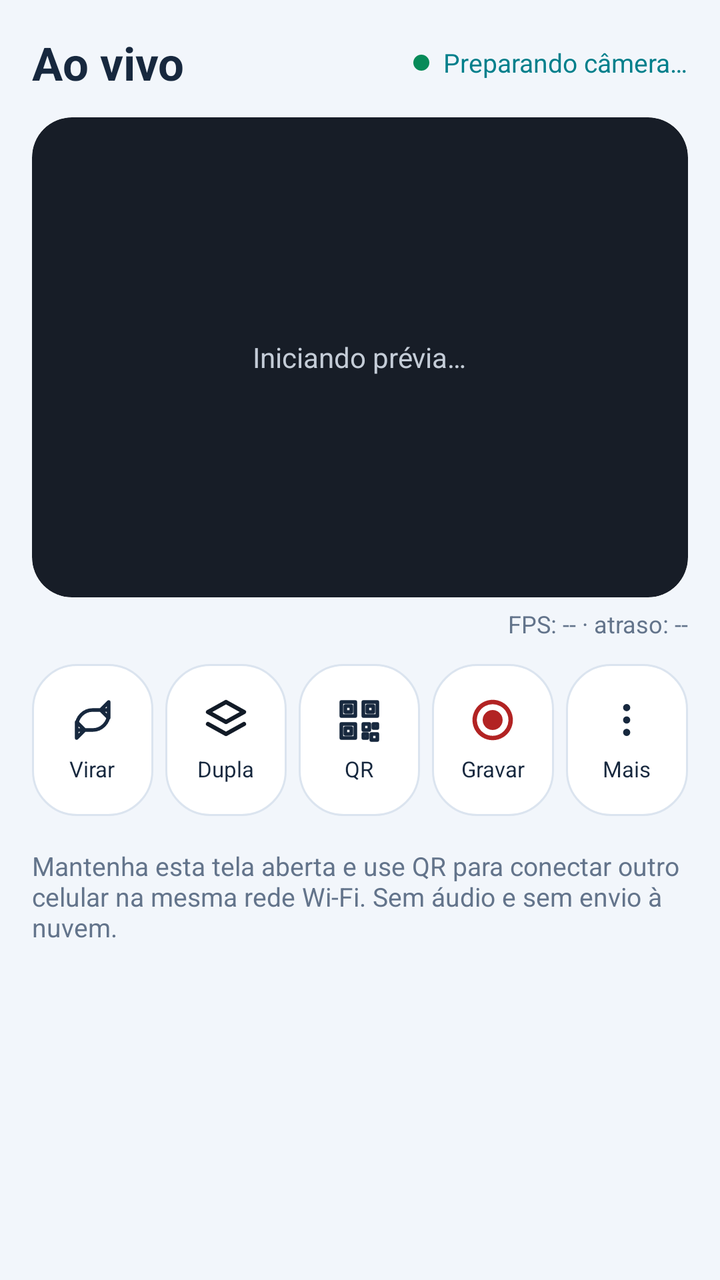
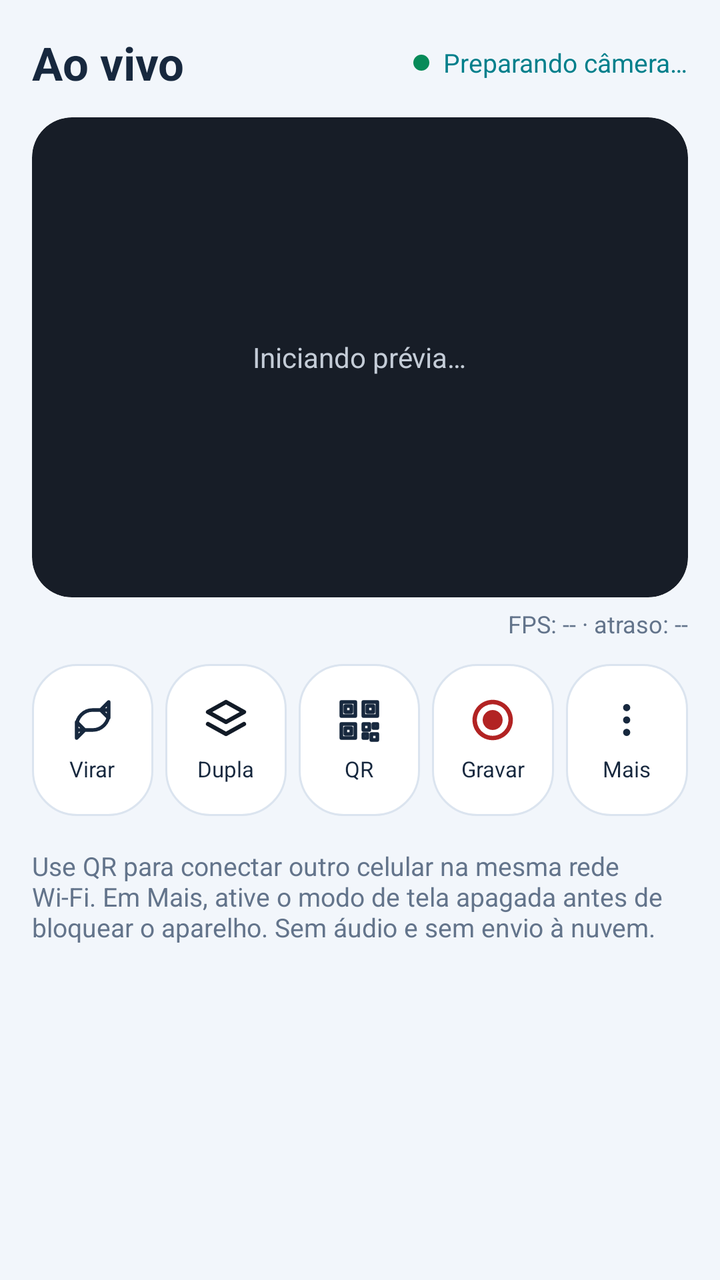

An Android layout rendered at two revisions. The XML below is the earlier revision; the diff shows what the commit changed to produce the second picture.
<!-- AndroidManifest.xml: application theme Theme.MinhaCamera -->
<!-- res/layout/activity_phone_camera.xml -->
<?xml version="1.0" encoding="utf-8"?>
<ScrollView xmlns:android="http://schemas.android.com/apk/res/android"
    android:layout_width="match_parent" android:layout_height="match_parent"
    android:background="@color/app_background" android:fillViewport="true">
    <LinearLayout android:layout_width="match_parent" android:layout_height="wrap_content" android:orientation="vertical" android:padding="16dp">
        <LinearLayout android:layout_width="match_parent" android:layout_height="wrap_content" android:gravity="center_vertical" android:orientation="horizontal"
            android:layout_marginBottom="12dp">
            <TextView android:layout_width="0dp" android:layout_weight="1" android:layout_height="wrap_content"
                android:text="@string/ui_live" android:textColor="@color/app_text" android:textSize="23sp" android:textStyle="bold"/>
            <View android:layout_width="8dp" android:layout_height="8dp" android:background="@drawable/bg_ui_live"/>
            <TextView android:id="@+id/phoneStatus" android:layout_width="wrap_content" android:layout_height="wrap_content"
                android:text="@string/phone_waiting" android:textColor="@color/brand_secondary" android:layout_marginStart="7dp" android:textSize="13sp"/>
        </LinearLayout>
        <FrameLayout android:id="@+id/phoneSinglePreview" android:layout_width="match_parent" android:layout_height="240dp"
            android:background="@drawable/bg_ui_preview" android:clipToOutline="true">
            <TextureView android:id="@+id/phonePreview" android:layout_width="match_parent" android:layout_height="match_parent"/>
            <TextView android:id="@+id/phoneTelemetryPreview"
                android:layout_width="wrap_content" android:layout_height="wrap_content"
                android:layout_gravity="top|start" android:layout_margin="10dp"
                android:background="@drawable/bg_phone_telemetry" android:paddingStart="9dp"
                android:paddingEnd="9dp" android:paddingTop="6dp" android:paddingBottom="6dp"
                android:textSize="12sp" android:textStyle="bold" android:textColor="#FFFFFFFF"
                android:visibility="gone" android:contentDescription="@string/phone_battery_overlay_description" />
            <TextView android:id="@+id/previewPlaceholder" android:layout_width="wrap_content" android:layout_height="wrap_content"
                android:layout_gravity="center" android:text="@string/ui_preview_loading" android:textColor="#C4CCD7" android:textSize="14sp"/>
        </FrameLayout>
        <LinearLayout android:id="@+id/phoneDualPreview" android:layout_width="match_parent"
            android:layout_height="wrap_content" android:orientation="vertical" android:visibility="gone"
            android:background="@drawable/bg_ui_preview" android:padding="5dp">
            <ImageView android:id="@+id/phoneDualTop" android:layout_width="match_parent"
                android:layout_height="200dp" android:scaleType="fitCenter" android:background="#2B4756"
                android:contentDescription="@string/phone_back_camera" />
            <ImageView android:id="@+id/phoneDualBottom" android:layout_width="match_parent"
                android:layout_height="200dp" android:layout_marginTop="5dp" android:scaleType="fitCenter"
                android:background="#4B4255" android:contentDescription="@string/phone_front_camera" />
        </LinearLayout>
        <TextView android:id="@+id/phoneTxPerformance"
            android:layout_width="match_parent" android:layout_height="wrap_content"
            android:gravity="end" android:paddingTop="5dp"
            android:text="@string/phone_performance_waiting"
            android:textColor="@color/ui_muted" android:textSize="12sp" />
        <TextView android:id="@+id/phoneThermalWarning"
            android:layout_width="match_parent" android:layout_height="wrap_content"
            android:layout_marginTop="3dp" android:padding="7dp"
            android:background="@drawable/bg_phone_telemetry"
            android:textColor="#FFFFFFFF" android:textSize="12sp"
            android:visibility="gone" android:accessibilityLiveRegion="polite" />
        <LinearLayout android:layout_width="match_parent" android:layout_height="wrap_content"
            android:layout_marginTop="12dp" android:orientation="horizontal" android:baselineAligned="false">
            <LinearLayout android:id="@+id/phoneSwitch" android:layout_width="0dp" android:layout_weight="1"
                android:layout_height="76dp" android:layout_marginStart="0dp"
                android:layout_marginEnd="3dp" android:padding="4dp" android:gravity="center"
                android:background="@drawable/bg_ui_card" android:orientation="vertical" android:clickable="true"
                android:focusable="true" android:contentDescription="@string/ui_flip">
                <ImageView android:id="@+id/iconphoneSwitch"
                    android:layout_width="24dp" android:layout_height="24dp" android:src="@drawable/ic_ui_flip"
                    android:contentDescription="@null"/>
                <TextView android:id="@+id/labelphoneSwitch"
                    android:layout_width="wrap_content" android:layout_height="wrap_content" android:layout_marginTop="5dp"
                    android:text="@string/ui_flip" android:textColor="@color/app_text" android:textSize="11sp"/>
            </LinearLayout>
            <LinearLayout android:id="@+id/phoneDual" android:layout_width="0dp" android:layout_weight="1"
                android:layout_height="76dp" android:layout_marginStart="3dp"
                android:layout_marginEnd="3dp" android:padding="4dp" android:gravity="center"
                android:background="@drawable/bg_ui_card" android:orientation="vertical" android:clickable="true"
                android:focusable="true" android:contentDescription="@string/ui_dual">
                <ImageView android:id="@+id/iconphoneDual"
                    android:layout_width="24dp" android:layout_height="24dp" android:src="@drawable/ic_ui_dual"
                    android:contentDescription="@null"/>
                <TextView android:id="@+id/labelphoneDual"
                    android:layout_width="wrap_content" android:layout_height="wrap_content" android:layout_marginTop="5dp"
                    android:text="@string/ui_dual" android:textColor="@color/app_text" android:textSize="11sp"/>
            </LinearLayout>
            <LinearLayout android:id="@+id/phoneQr" android:layout_width="0dp" android:layout_weight="1"
                android:layout_height="76dp" android:layout_marginStart="3dp"
                android:layout_marginEnd="3dp" android:padding="4dp" android:gravity="center"
                android:background="@drawable/bg_ui_card" android:orientation="vertical" android:clickable="true"
                android:focusable="true" android:contentDescription="@string/ui_qr">
                <ImageView android:id="@+id/iconphoneQr"
                    android:layout_width="24dp" android:layout_height="24dp" android:src="@drawable/ic_ui_qr"
                    android:contentDescription="@null"/>
                <TextView android:id="@+id/labelphoneQr"
                    android:layout_width="wrap_content" android:layout_height="wrap_content" android:layout_marginTop="5dp"
                    android:text="@string/ui_qr" android:textColor="@color/app_text" android:textSize="11sp"/>
            </LinearLayout>
            <LinearLayout android:id="@+id/phoneRecord" android:layout_width="0dp" android:layout_weight="1"
                android:layout_height="76dp" android:layout_marginStart="3dp"
                android:layout_marginEnd="3dp" android:padding="4dp" android:gravity="center"
                android:background="@drawable/bg_ui_card" android:orientation="vertical" android:clickable="true"
                android:focusable="true" android:contentDescription="@string/ui_record">
                <ImageView android:id="@+id/phoneRecordIcon"
                    android:layout_width="24dp" android:layout_height="24dp" android:src="@drawable/ic_ui_record"
                    android:contentDescription="@null"/>
                <TextView android:id="@+id/phoneRecordLabel"
                    android:layout_width="wrap_content" android:layout_height="wrap_content" android:layout_marginTop="5dp"
                    android:text="@string/ui_record" android:textColor="@color/app_text" android:textSize="11sp"/>
            </LinearLayout>
            <LinearLayout android:id="@+id/phoneMore" android:layout_width="0dp" android:layout_weight="1"
                android:layout_height="76dp" android:layout_marginStart="3dp"
                android:layout_marginEnd="0dp" android:padding="4dp" android:gravity="center"
                android:background="@drawable/bg_ui_card" android:orientation="vertical" android:clickable="true"
                android:focusable="true" android:contentDescription="@string/ui_more_short">
                <ImageView android:id="@+id/iconphoneMore"
                    android:layout_width="24dp" android:layout_height="24dp" android:src="@drawable/ic_ui_more"
                    android:contentDescription="@null"/>
                <TextView android:id="@+id/labelphoneMore"
                    android:layout_width="wrap_content" android:layout_height="wrap_content" android:layout_marginTop="5dp"
                    android:text="@string/ui_more_short" android:textColor="@color/app_text" android:textSize="11sp"/>
            </LinearLayout>
        </LinearLayout>
        
        <View android:id="@+id/phoneRevoke" android:layout_width="1dp" android:layout_height="1dp" android:visibility="gone"/>
        <TextView android:layout_width="match_parent" android:layout_height="wrap_content" android:layout_marginTop="16dp"
            android:text="@string/ui_stream_instructions" android:textColor="@color/ui_muted" android:textSize="13sp"/>
        <TextView android:id="@+id/phoneAddress" android:layout_width="match_parent" android:layout_height="wrap_content"
            android:visibility="gone" android:text="@string/phone_no_address"/>
    </LinearLayout>
</ScrollView>
<!-- resources referenced by this layout -->
<resources>
  <color name="app_background">#F2F6FB</color>
  <color name="app_text">#17283E</color>
  <color name="brand_secondary">#007F8B</color>
  <color name="ui_muted">#63748B</color>
  <!-- drawable bg_phone_telemetry (drawable) -->
  <?xml version="1.0" encoding="utf-8"?>
  <shape xmlns:android="http://schemas.android.com/apk/res/android" android:shape="rectangle">
      <solid android:color="#C40B111B" />
      <corners android:radius="8dp" />
  </shape>
  <!-- drawable bg_ui_card (drawable) -->
  <?xml version="1.0" encoding="utf-8"?>
  <shape xmlns:android="http://schemas.android.com/apk/res/android" android:shape="rectangle">
      <solid android:color="@color/app_surface"/><corners android:radius="22dp"/>
      <stroke android:width="1dp" android:color="@color/app_outline"/>
  </shape>
  <!-- drawable bg_ui_live (drawable) -->
  <?xml version="1.0" encoding="utf-8"?>
  <shape xmlns:android="http://schemas.android.com/apk/res/android" android:shape="oval">
      <solid android:color="#078B59"/>
  </shape>
  <!-- drawable bg_ui_preview (drawable) -->
  <?xml version="1.0" encoding="utf-8"?>
  <shape xmlns:android="http://schemas.android.com/apk/res/android" android:shape="rectangle">
      <solid android:color="#171D27"/><corners android:radius="20dp"/>
  </shape>
  <!-- drawable ic_ui_dual (drawable) -->
  <vector xmlns:android="http://schemas.android.com/apk/res/android" android:width="24dp" android:height="24dp"
      android:viewportWidth="24" android:viewportHeight="24">
      <path android:fillColor="@android:color/transparent" android:strokeColor="#121B27"
          android:strokeWidth="2.1" android:strokeLineCap="round" android:strokeLineJoin="round"
          android:pathData="M3,8 L12,3 L21,8 L12,13 Z M3,14 L12,19 L21,14" />
  </vector>
  <!-- drawable ic_ui_more (drawable) -->
  <?xml version="1.0" encoding="utf-8"?>
  <vector xmlns:android="http://schemas.android.com/apk/res/android" android:width="24dp" android:height="24dp" android:viewportWidth="24" android:viewportHeight="24">
      <path android:fillColor="@color/app_text" android:pathData="M12,4a1.8,1.8 0,1 0,0 3.6a1.8,1.8 0,1 0,0 -3.6 M12,10.2a1.8,1.8 0,1 0,0 3.6a1.8,1.8 0,1 0,0 -3.6 M12,16.4a1.8,1.8 0,1 0,0 3.6a1.8,1.8 0,1 0,0 -3.6"/>
  </vector>
  <!-- drawable ic_ui_record (drawable) -->
  <vector xmlns:android="http://schemas.android.com/apk/res/android" android:width="24dp" android:height="24dp" android:viewportWidth="24" android:viewportHeight="24">
      <path android:fillColor="@android:color/transparent" android:strokeColor="#B22323" android:strokeWidth="2.2" android:pathData="M12,3 A9,9 0 1,1 11.99,3"/>
      <path android:fillColor="#B22323" android:pathData="M12,7 A5,5 0 1,1 11.99,7" />
  </vector>
  <string name="phone_back_camera">Câmera traseira</string>
  <string name="phone_battery_overlay_description">Nível de carga e temperatura da bateria do celular transmissor</string>
  <string name="phone_front_camera">Câmera frontal</string>
  <string name="phone_no_address">A transmissão ainda não possui endereço.</string>
  <string name="phone_performance_waiting">FPS: -- · atraso: --</string>
  <string name="phone_waiting">Preparando câmera…</string>
  <string name="ui_dual">Dupla</string>
  <string name="ui_flip">Virar</string>
  <string name="ui_live">Ao vivo</string>
  <string name="ui_more_short">Mais</string>
  <string name="ui_preview_loading">Iniciando prévia…</string>
  <string name="ui_qr">QR</string>
  <string name="ui_record">Gravar</string>
  <string name="ui_stream_instructions">Mantenha esta tela aberta e use QR para conectar outro celular na mesma rede Wi-Fi. Sem áudio e sem envio à nuvem.</string>
  <color name="app_surface">#FFFFFF</color>
  <color name="app_outline">#DBE4EF</color>
  <color name="brand_primary">#176BCE</color>
  <color name="brand_on_primary">#FFFFFF</color>
  <!-- unchanged entries left out for length: 3 -->
</resources>

<!-- the commit's change to res/layout/activity_phone_camera.xml (unified diff, before → after) -->
@@ -14,6 +14,10 @@
         <FrameLayout android:id="@+id/phoneSinglePreview" android:layout_width="match_parent" android:layout_height="240dp"
             android:background="@drawable/bg_ui_preview" android:clipToOutline="true">
             <TextureView android:id="@+id/phonePreview" android:layout_width="match_parent" android:layout_height="match_parent"/>
+            <ImageView android:id="@+id/phoneBackgroundPreview"
+                android:layout_width="match_parent" android:layout_height="match_parent"
+                android:scaleType="fitCenter" android:background="#000000"
+                android:visibility="gone" android:contentDescription="@string/phone_camera" />
             <TextView android:id="@+id/phoneTelemetryPreview"
                 android:layout_width="wrap_content" android:layout_height="wrap_content"
                 android:layout_gravity="top|start" android:layout_margin="10dp"
<!-- resource entries referenced after the edit -->
@@ -45,6 +45,7 @@
   </vector>
   <string name="phone_back_camera">Câmera traseira</string>
   <string name="phone_battery_overlay_description">Nível de carga e temperatura da bateria do celular transmissor</string>
+  <string name="phone_camera">Câmera de celular</string>
   <string name="phone_front_camera">Câmera frontal</string>
   <string name="phone_no_address">A transmissão ainda não possui endereço.</string>
   <string name="phone_performance_waiting">FPS: -- · atraso: --</string>
@@ -56,7 +57,7 @@
   <string name="ui_preview_loading">Iniciando prévia…</string>
   <string name="ui_qr">QR</string>
   <string name="ui_record">Gravar</string>
-  <string name="ui_stream_instructions">Mantenha esta tela aberta e use QR para conectar outro celular na mesma rede Wi-Fi. Sem áudio e sem envio à nuvem.</string>
+  <string name="ui_stream_instructions">Use QR para conectar outro celular na mesma rede Wi-Fi. Em Mais, ative o modo de tela apagada antes de bloquear o aparelho. Sem áudio e sem envio à nuvem.</string>
   <color name="app_surface">#FFFFFF</color>
   <color name="app_outline">#DBE4EF</color>
   <color name="brand_primary">#176BCE</color>
